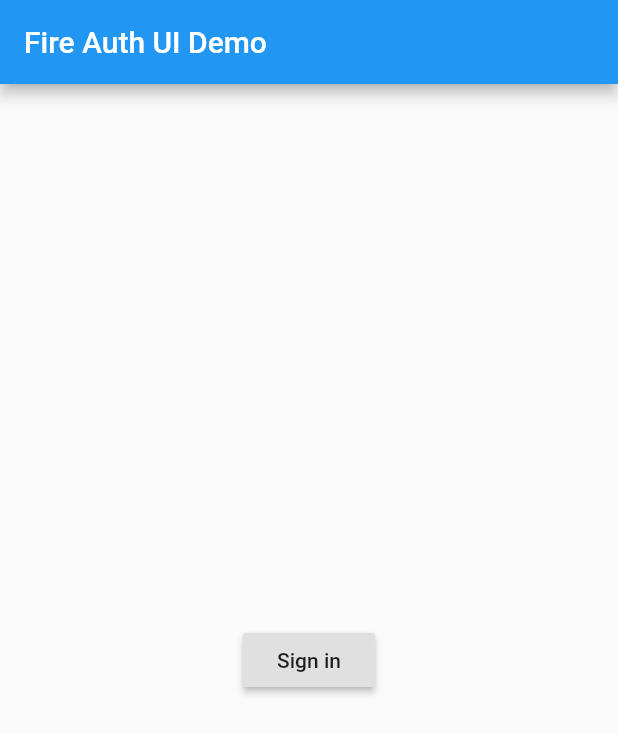
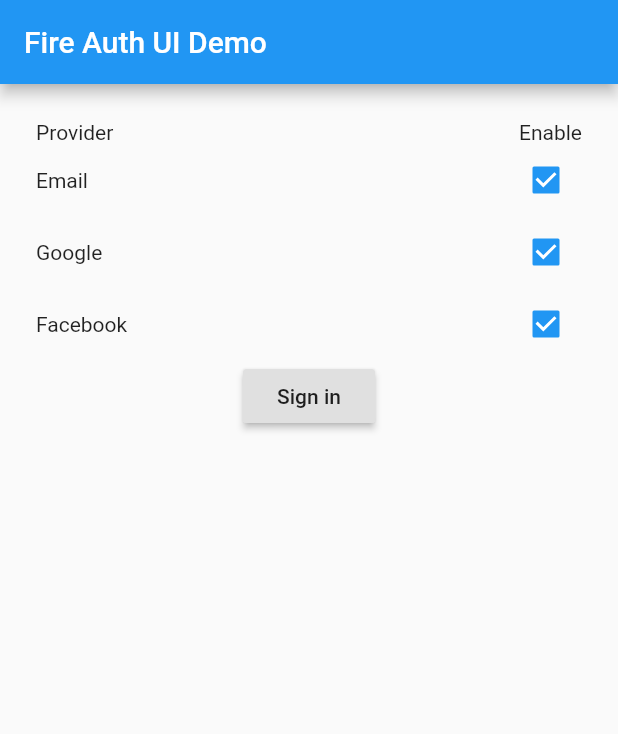
Before and after one commit to manhinhang/flutter_fireauth_ui, a Flutter app: the screen it shows after launch, on a phone screen of 412 x 824 dp. Shown: the top 734 px of the screen. Run offline on Flutter 3.47's test engine with Material 2 defaults, Android fonts, the light colour scheme and no system bars; our stand-ins replace firebase_auth, google_sign_in; missing offline and left inert: flutter_facebook_login; accounts and stored records are empty.

Commit message:
support enable individual provider

```diff
--- a/example/lib/main.dart
+++ b/example/lib/main.dart
@@ -2,7 +2,9 @@ import 'package:flutter/material.dart';
 import 'package:flutter/services.dart';
 import 'package:fireauth_ui/fireauth_ui.dart';
 
-void main() => runApp(new MaterialApp(home: new MyApp(),));
+void main() => runApp(new MaterialApp(
+      home: new MyApp(),
+    ));
 
 class MyApp extends StatefulWidget {
   @override
@@ -10,16 +12,26 @@ class MyApp extends StatefulWidget {
 }
 
 class _MyAppState extends State<MyApp> {
+  bool emailEnable = true;
+  bool facebookEnable = true;
+  bool googleEnable = true;
+
   @override
   initState() {
     super.initState();
   }
 
-
   void _showSignInPage() {
     Navigator.push(
       context,
-      new MaterialPageRoute(builder: (context) => new FireAuthUISignInPage()),
+      new MaterialPageRoute(
+          builder: (context) => new FireAuthUISignInPage(
+                emailOptions: emailEnable ? new FireAuthUIEmailOptions() : null,
+                facebookOptions:
+                    facebookEnable ? new FireAuthUIFacebookOptions() : null,
+                googleOptions:
+                    googleEnable ? new FireAuthUIGoogleOptions() : null,
+              )),
     );
   }
 
@@ -29,8 +41,58 @@ class _MyAppState extends State<MyApp> {
       appBar: new AppBar(
         title: new Text('Fire Auth UI Demo'),
       ),
-      body: new Center(
-        child: new RaisedButton(onPressed: _showSignInPage, child: new Text("Sign in"),),
+      body: new ListView(
+        padding: EdgeInsets.all(24.0),
+        children: <Widget>[
+          new Row(
+            children: <Widget>[
+              new Expanded(child: new Text("Provider")),
+              new Text("Enable"),
+            ],
+          ),
+          new Row(
+            children: <Widget>[
+              new Expanded(child: new Text("Email")),
+              new Checkbox(
+                  value: emailEnable,
+                  onChanged: (bool value) {
+                    setState(() {
+                      emailEnable = value;
+                    });
+                  })
+            ],
+          ),
+          new Row(
+            children: <Widget>[
+              new Expanded(child: new Text("Google")),
+              new Checkbox(
+                  value: googleEnable,
+                  onChanged: (bool value) {
+                    setState(() {
+                      googleEnable = value;
+                    });
+                  })
+            ],
+          ),
+          new Row(
+            children: <Widget>[
+              new Expanded(child: new Text("Facebook")),
+              new Checkbox(
+                  value: facebookEnable,
+                  onChanged: (bool value) {
+                    setState(() {
+                      facebookEnable = value;
+                    });
+                  })
+            ],
+          ),
+          new Center(
+            child: new RaisedButton(
+              onPressed: _showSignInPage,
+              child: new Text("Sign in"),
+            ),
+          )
+        ],
       ),
     );
   }
```
Also changed, not shown: lib/fireauth_ui.dart (+40 -47 lines).
